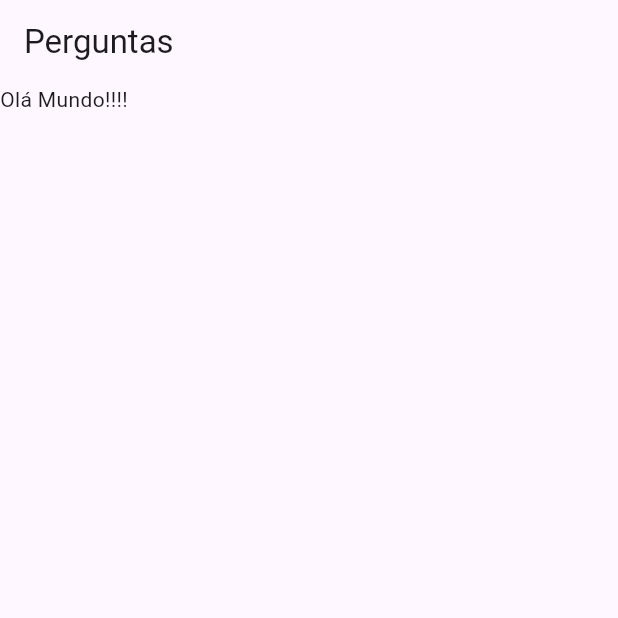
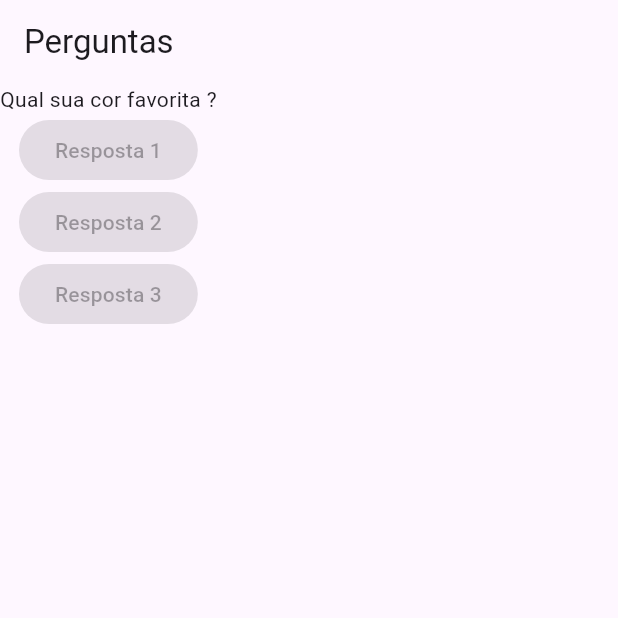
Before and after one commit to DaviFerreira0106/FlutterProjects, a Flutter app: the screen it shows after launch, on a phone screen of 412 x 824 dp, the top half of it. Run offline on Flutter 3.47's test engine with Material 3 defaults, Android fonts, the phone set to English and light mode, and no system bars.

Commit message:
Confecção de tela do app com botoes

```diff
--- a/projeto_perguntas/lib/main.dart
+++ b/projeto_perguntas/lib/main.dart
@@ -2,8 +2,11 @@ import 'package:flutter/material.dart';
 
 void main() => runApp(PerguntaApp());
 
-
 class PerguntaApp extends StatelessWidget {
+  final List<String> perguntas = [
+    'Qual sua cor favorita ?',
+    'Qual seu animal favorito ?',
+  ];
 
   @override
   Widget build(BuildContext context) {
@@ -12,7 +15,23 @@ class PerguntaApp extends StatelessWidget {
         appBar: AppBar(
           title: const Text('Perguntas'),
         ),
-        body: const Text('Olá Mundo!!!!'),
+        body: Column(
+          children: <Widget>[
+            Text(perguntas.elementAt(0)),
+            ElevatedButton(
+              onPressed: null,
+              child: Text('Resposta 1'),
+            ),
+            ElevatedButton(
+              onPressed: null,
+              child: Text('Resposta 2'),
+            ),
+            ElevatedButton(
+              onPressed: null,
+              child: Text('Resposta 3'),
+            ),
+          ],
+        ),
       ),
     );
   }
```
